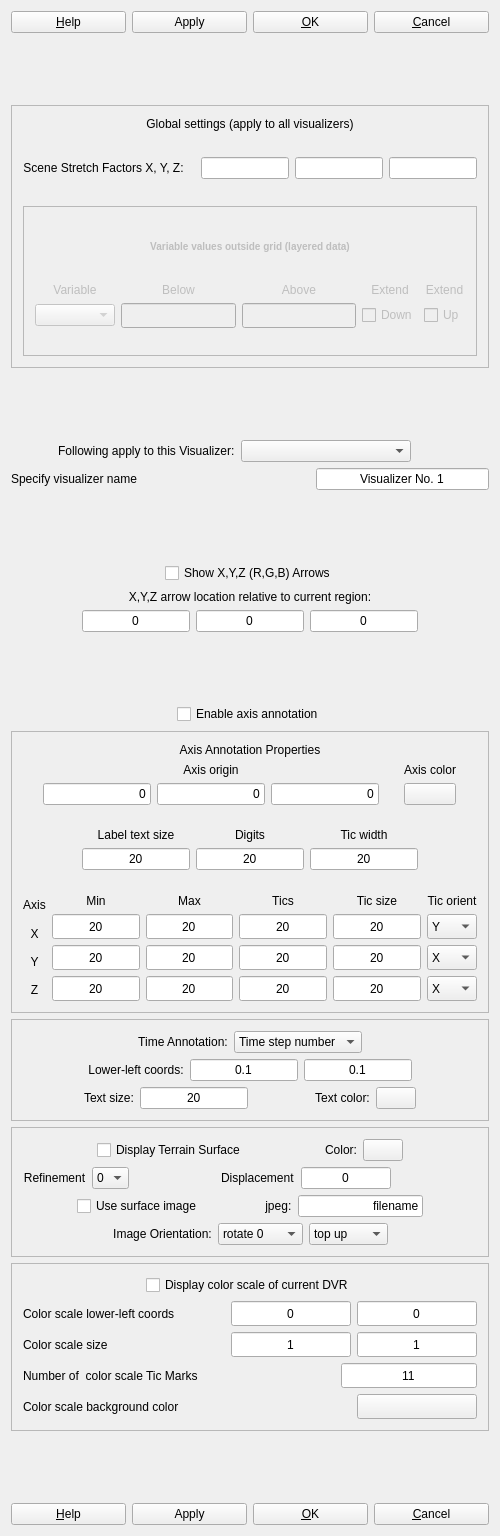
Before: the Qt Designer form apps/vaporgui/guis/ui/vizfeatures.ui in yyr/vapor, drawn with Qt 5.
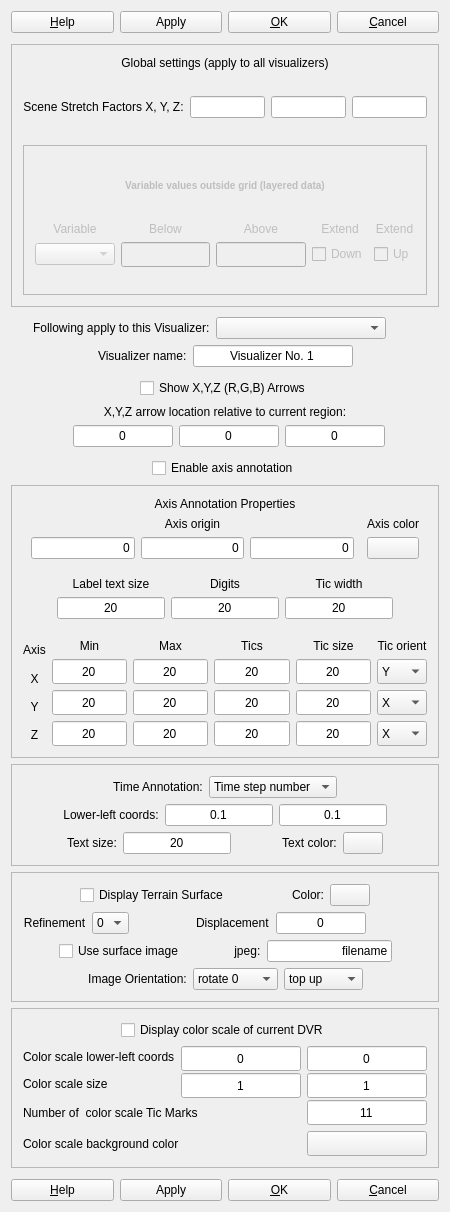
After: the same form once the commit is applied.

```diff
--- a/apps/vaporgui/guis/ui/vizfeatures.ui
+++ b/apps/vaporgui/guis/ui/vizfeatures.ui
@@ -6,8 +6,8 @@
    <rect>
     <x>0</x>
     <y>0</y>
-    <width>500</width>
-    <height>1536</height>
+    <width>450</width>
+    <height>1212</height>
    </rect>
   </property>
   <property name="minimumSize">
@@ -34,7 +34,7 @@
   <property name="whatsThis">
    <string>This panel specifies properties of each visualizer.  Additional information is available as a tooltip for each element.</string>
   </property>
-  <layout class="QHBoxLayout" name="horizontalLayout">
+  <layout class="QHBoxLayout" name="horizontalLayout_2">
    <item>
     <layout class="QVBoxLayout" name="verticalLayout">
      <item>
@@ -551,17 +551,7 @@
       </layout>
      </item>
      <item>
-      <layout class="QHBoxLayout">
-       <item>
-        <widget class="QLabel" name="textLabel1_2_2">
-         <property name="text">
-          <string>Specify visualizer name</string>
-         </property>
-         <property name="wordWrap">
-          <bool>false</bool>
-         </property>
-        </widget>
-       </item>
+      <layout class="QHBoxLayout" name="horizontalLayout">
        <item>
         <spacer name="spacer2_2_2">
          <property name="orientation">
@@ -578,6 +568,16 @@
          </property>
         </spacer>
        </item>
+       <item>
+        <widget class="QLabel" name="textLabel1_2_2">
+         <property name="text">
+          <string>Visualizer name:</string>
+         </property>
+         <property name="wordWrap">
+          <bool>false</bool>
+         </property>
+        </widget>
+       </item>
        <item>
         <widget class="QLineEdit" name="vizNameEdit">
          <property name="enabled">
@@ -600,6 +600,19 @@
          </property>
         </widget>
        </item>
+       <item>
+        <spacer name="horizontalSpacer">
+         <property name="orientation">
+          <enum>Qt::Horizontal</enum>
+         </property>
+         <property name="sizeHint" stdset="0">
+          <size>
+           <width>40</width>
+           <height>20</height>
+          </size>
+         </property>
+        </spacer>
+       </item>
       </layout>
      </item>
      <item>
```
